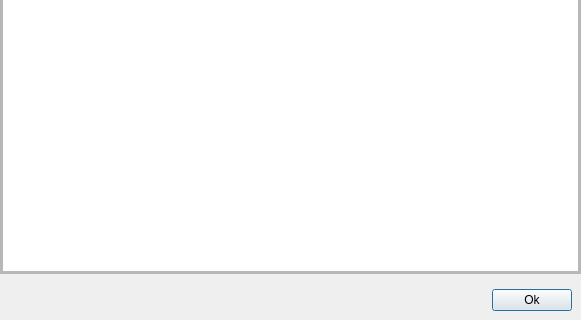
First picture: the form in starviewer/src/core/qdiagnosistestbase.ui, repository starviewer-medical/starviewer, before the edit; both pictures show x 0 to 581 and y 391 to 711 of the 581 by 711 pixel window.
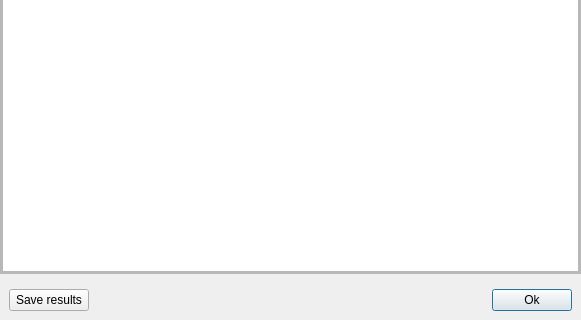
Second picture: the form after the edit. Icons and pictures are not drawn.

Commit message: ENH: S'afegeix opció de gravar els resultats dels testos en un fitxer

The edit to the form file:
```diff
--- a/starviewer/src/core/qdiagnosistestbase.ui
+++ b/starviewer/src/core/qdiagnosistestbase.ui
@@ -442,7 +442,7 @@
       <enum>QFrame::Sunken</enum>
      </property>
      <layout class="QGridLayout" name="gridLayout_6">
-      <item row="0" column="0">
+      <item row="0" column="1">
        <spacer name="horizontalSpacer">
         <property name="orientation">
          <enum>Qt::Horizontal</enum>
@@ -455,13 +455,24 @@
         </property>
        </spacer>
       </item>
-      <item row="0" column="1">
+      <item row="0" column="2">
        <widget class="QPushButton" name="m_closeButton">
         <property name="text">
          <string>Ok</string>
         </property>
        </widget>
       </item>
+      <item row="0" column="0">
+       <widget class="QPushButton" name="m_saveResultsButton">
+        <property name="text">
+         <string>Save results</string>
+        </property>
+        <property name="icon">
+         <iconset resource="../main/main.qrc">
+          <normaloff>:/images/filesave.png</normaloff>:/images/filesave.png</iconset>
+        </property>
+       </widget>
+      </item>
      </layout>
     </widget>
    </item>
```
The commit also changes 2 other files.
